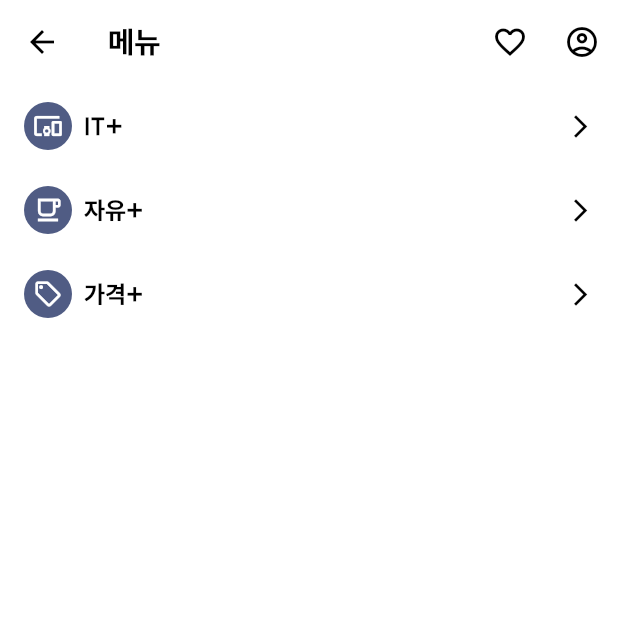
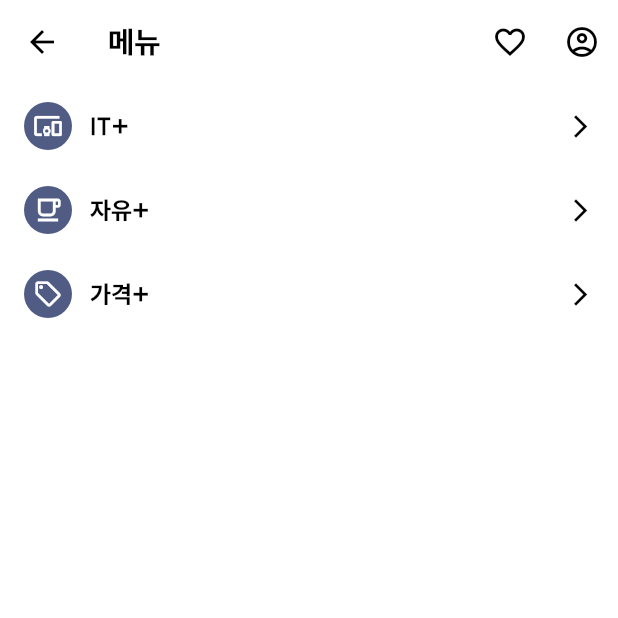
Before and after one commit to alienatiz/meeco_app, a Flutter app: the MenuPage screen opened by its route, on a phone screen of 412 x 824 dp, the top half of it. Run offline on Flutter 3.47's test engine with Material 2 defaults, Android fonts, the phone set to English and light mode, and no system bars; our stand-ins replace flutter_html, pull_to_refresh; missing offline and left inert: html_editor_enhanced; network calls fail.

Commit message:
CircleAvatar와 title 사이 간격 12로 조절

```diff
--- a/lib/pages/menu_page.dart
+++ b/lib/pages/menu_page.dart
@@ -1,6 +1,5 @@
 import 'package:flutter/material.dart';
 import 'package:meeco_app/backend/board_provider.dart';
-import 'package:meeco_app/constants.dart';
 import 'package:provider/provider.dart';
 
 class MenuPage extends StatefulWidget {
@@ -197,7 +196,7 @@ class MenuItem extends StatelessWidget {
               radius: 16,
               child: Icon(icon, color: Colors.white, size: 20),
             ),
-            const SizedBox(width: 8.0),
+            const SizedBox(width: 12.0),
             Text(
               title,
               style: Theme.of(context).textTheme.bodyText1!.copyWith(
```
